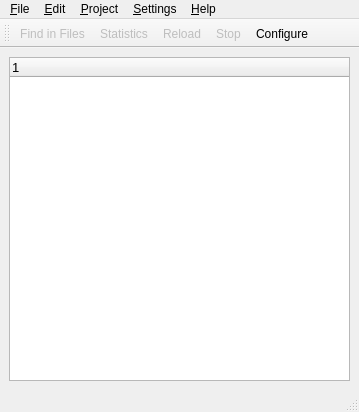
The window that pootling/ui/Catalog.ui (cc-archive/pootle) describes before a commit, drawn with Qt 5.
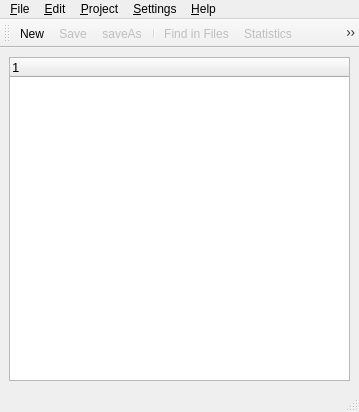
The same window after the commit. Icons and pictures are not drawn.

Commit message: Change catalog content to base on ini file. Add Save & Save As. Open last catalog file if it was not close previously.

```diff
--- a/pootling/ui/Catalog.ui
+++ b/pootling/ui/Catalog.ui
@@ -137,6 +137,9 @@
   </widget>
   <widget class="QStatusBar" name="statusbar" />
   <widget class="QToolBar" name="toolBar" >
+   <property name="enabled" >
+    <bool>true</bool>
+   </property>
    <property name="sizePolicy" >
     <sizepolicy>
      <hsizetype>5</hsizetype>
@@ -160,6 +163,10 @@
    <attribute name="toolBarArea" >
     <number>4</number>
    </attribute>
+   <addaction name="actionNew" />
+   <addaction name="actionSave" />
+   <addaction name="actionSaveAs" />
+   <addaction name="separator" />
    <addaction name="actionFind_in_Files" />
    <addaction name="actionStatistics" />
    <addaction name="actionReload" />
@@ -371,6 +378,28 @@
     <string>Ctrl+W</string>
    </property>
   </action>
+  <action name="actionSave" >
+   <property name="enabled" >
+    <bool>false</bool>
+   </property>
+   <property name="icon" >
+    <iconset>../images/save.png</iconset>
+   </property>
+   <property name="text" >
+    <string>Save</string>
+   </property>
+  </action>
+  <action name="actionSaveAs" >
+   <property name="enabled" >
+    <bool>false</bool>
+   </property>
+   <property name="icon" >
+    <iconset>../images/filesaveas.png</iconset>
+   </property>
+   <property name="text" >
+    <string>saveAs</string>
+   </property>
+  </action>
  </widget>
  <resources/>
  <connections/>
```
Left out of the diff: 45 changed lines with no effect on the pictures. The commit also changes 3 other files.
